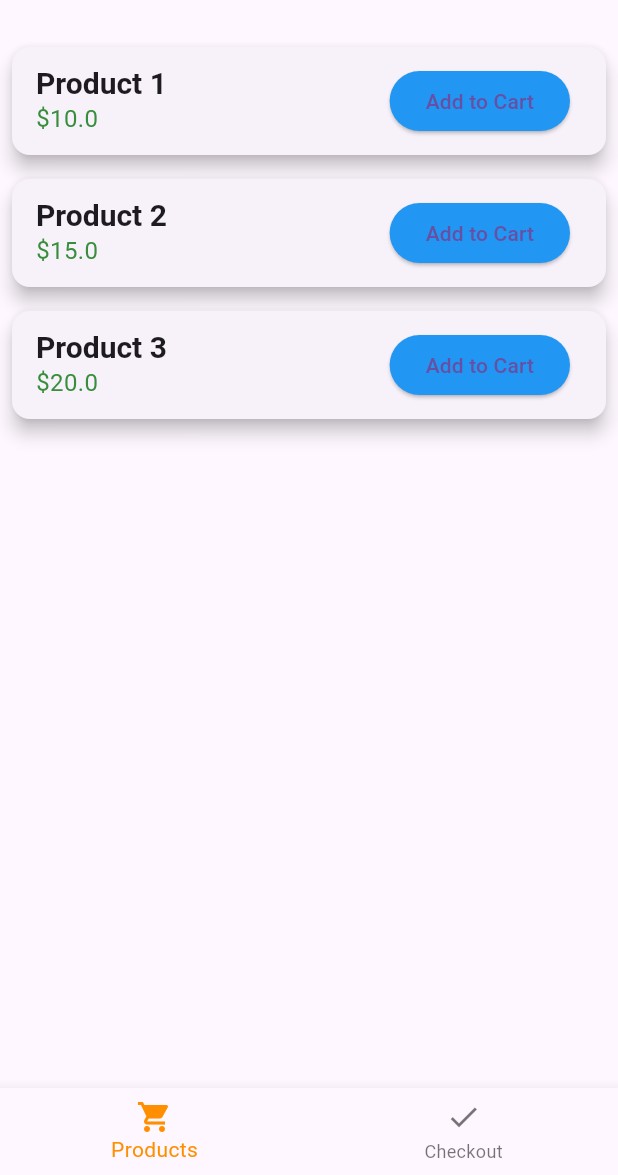
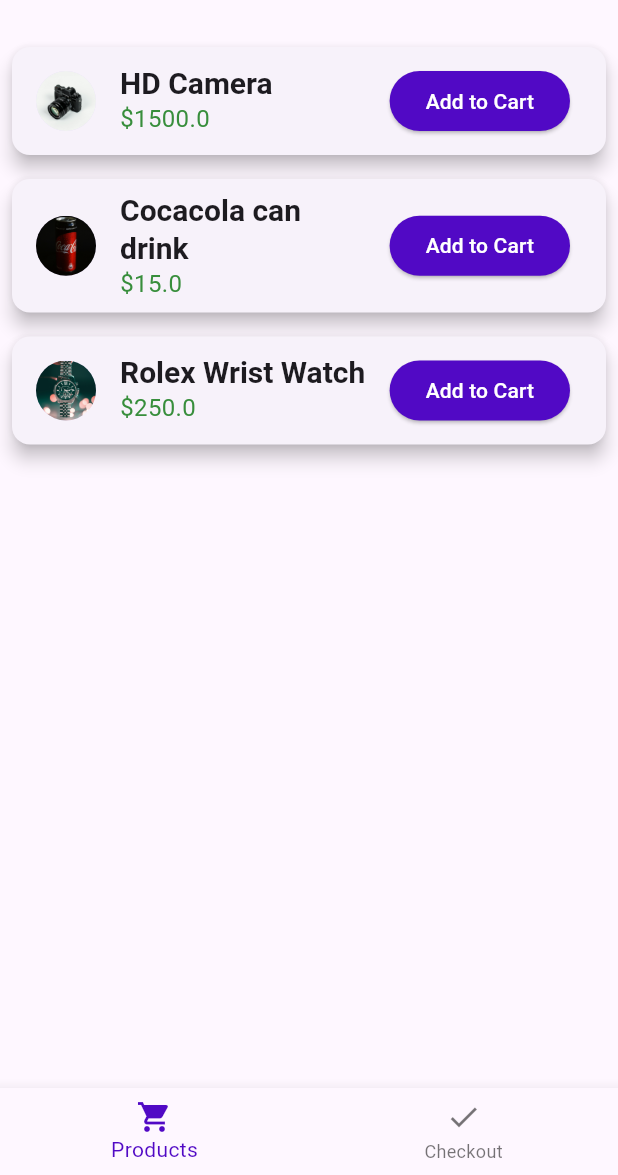
Before and after one commit to ezeanyimhenry/simple_shopping_app, a Flutter app: the screen it shows after launch, on a phone screen of 412 x 824 dp, the part 61-1236 px from its top. Run offline on Flutter 3.47's test engine with Material 3 defaults, Android fonts, the phone set to English and light mode, and no system bars.

Commit message:
update UI

```diff
--- a/lib/main.dart
+++ b/lib/main.dart
@@ -10,7 +10,7 @@ class MyApp extends StatelessWidget {
     return MaterialApp(
       title: 'Simple Shopping App',
       theme: ThemeData(
-        primarySwatch: Colors.blue,
+        primarySwatch: Colors.purple,
         visualDensity: VisualDensity.adaptivePlatformDensity,
         textTheme: TextTheme(
           titleLarge: TextStyle(fontSize: 20.0, fontWeight: FontWeight.bold),
@@ -30,9 +30,11 @@ class MyHomePage extends StatefulWidget {
 class _MyHomePageState extends State<MyHomePage> {
   int _selectedIndex = 0;
   List<Product> products = [
-    Product('Product 1', 10.0),
-    Product('Product 2', 15.0),
-    Product('Product 3', 20.0),
+    Product('HD Camera', 1500.0, imagePath: 'assets/images/product1.jpg'),
+    Product('Cocacola can drink', 15.0,
+        imagePath: 'assets/images/product2.jpg'),
+    Product('Rolex Wrist Watch', 250.0,
+        imagePath: 'assets/images/product3.jpg'),
   ];
   List<Product> cart = [];
 
@@ -84,7 +86,7 @@ class _MyHomePageState extends State<MyHomePage> {
           ),
         ],
         currentIndex: _selectedIndex,
-        selectedItemColor: Colors.amber[800],
+        selectedItemColor: Color.fromARGB(255, 81, 9, 197),
         onTap: _onItemTapped,
       ),
     );
@@ -94,8 +96,9 @@ class _MyHomePageState extends State<MyHomePage> {
 class Product {
   final String name;
   final double price;
+  final String imagePath;
 
-  Product(this.name, this.price);
+  Product(this.name, this.price, {required this.imagePath});
 }
 
 class ProductsScreen extends StatelessWidget {
@@ -115,6 +118,9 @@ class ProductsScreen extends StatelessWidget {
             elevation: 5,
             margin: EdgeInsets.symmetric(vertical: 8.0),
             child: ListTile(
+              leading: CircleAvatar(
+                backgroundImage: AssetImage(products[index].imagePath),
+              ),
               title: Text(
                 products[index].name,
                 style: Theme.of(context).textTheme.titleLarge,
@@ -127,7 +133,8 @@ class ProductsScreen extends StatelessWidget {
                 onPressed: () => addToCart(products[index]),
                 child: Text('Add to Cart'),
                 style: ElevatedButton.styleFrom(
-                  backgroundColor: Colors.blue,
+                  foregroundColor: Colors.white,
+                  backgroundColor: Color.fromARGB(255, 81, 9, 197),
                   shape: RoundedRectangleBorder(
                     borderRadius: BorderRadius.circular(20.0),
                   ),
@@ -161,6 +168,9 @@ class CheckoutScreen extends StatelessWidget {
                   elevation: 5,
                   margin: EdgeInsets.symmetric(vertical: 8.0),
                   child: ListTile(
+                    leading: CircleAvatar(
+                      backgroundImage: AssetImage(cart[index].imagePath),
+                    ),
                     title: Text(
                       cart[index].name,
                       style: Theme.of(context).textTheme.titleLarge,
@@ -173,7 +183,8 @@ class CheckoutScreen extends StatelessWidget {
                       onPressed: () => removeFromCart(cart[index]),
                       child: Text('Remove'),
                       style: ElevatedButton.styleFrom(
-                        backgroundColor: Colors.red,
+                        foregroundColor: Colors.white,
+                        backgroundColor: Color.fromARGB(255, 143, 29, 9),
                         shape: RoundedRectangleBorder(
                           borderRadius: BorderRadius.circular(20.0),
                         ),
@@ -197,7 +208,8 @@ class CheckoutScreen extends StatelessWidget {
             },
             child: Text('Order Now'),
             style: ElevatedButton.styleFrom(
-              backgroundColor: Colors.green,
+              foregroundColor: Colors.white,
+              backgroundColor: Color.fromARGB(255, 81, 9, 197),
               shape: RoundedRectangleBorder(
                 borderRadius: BorderRadius.circular(20.0),
               ),
--- a/pubspec.yaml
+++ b/pubspec.yaml
@@ -59,9 +59,8 @@ flutter:
   uses-material-design: true
 
   # To add assets to your application, add an assets section, like this:
-  # assets:
-  #   - images/a_dot_burr.jpeg
-  #   - images/a_dot_ham.jpeg
+  assets:
+    - assets/images/
 
   # An image asset can refer to one or more resolution-specific "variants", see
   # https://flutter.dev/assets-and-images/#resolution-aware
```
Also changed, not shown: assets/images/product1.jpg (added), assets/images/product2.jpg (added), assets/images/product3.jpg (added).
